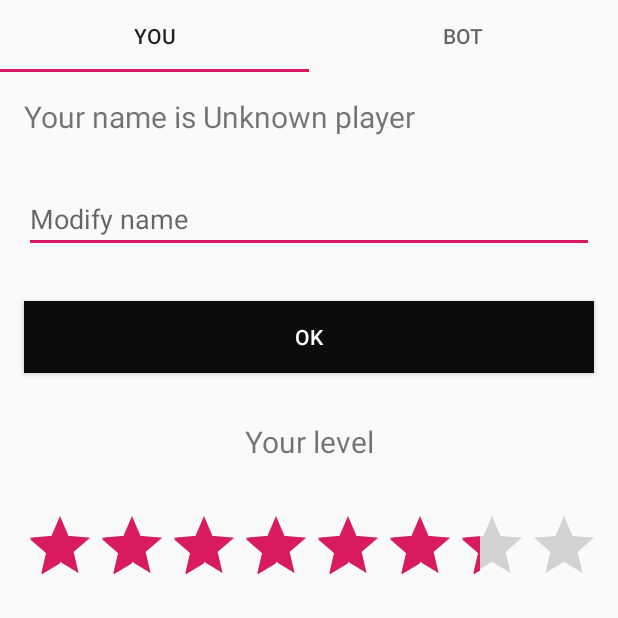
After one commit to maksimovamaris/MyChess, an Android app: the fragment PlayerContainer shown on its own in the app's theme, on a phone screen of 412 x 824 dp, the top half of it. The commit adds this screen. Run offline under Robolectric (Android 15) with nearby library versions, the phone set to English and light mode, and no system bars; our stand-ins replace Room's generated code; 2 statements that could not run were skipped.

Commit message:
добавлен выбор уровней для бота

```diff
--- a/app/src/main/java/com/maksimovamaris/chess/MainActivity.java
+++ b/app/src/main/java/com/maksimovamaris/chess/MainActivity.java
@@ -27,6 +27,7 @@ import com.google.android.material.navigation.NavigationView;
 
 import com.maksimovamaris.chess.preferences.PreferencesActivity;
 import com.maksimovamaris.chess.presenter.AddGameView;
+import com.maksimovamaris.chess.presenter.BotView;
 import com.maksimovamaris.chess.presenter.RestoreGameView;
 import com.maksimovamaris.chess.view.game.GameActivity;
 import com.maksimovamaris.chess.view.game.GameStartDialog;
@@ -34,7 +35,7 @@ import com.maksimovamaris.chess.view.game.GameStartDialog;
 
 import java.util.Date;
 
-public class MainActivity extends AppCompatActivity implements AddGameView, RestoreGameView {
+public class MainActivity extends AppCompatActivity implements AddGameView, RestoreGameView, BotView {
     private AppBarConfiguration mAppBarConfiguration;
     private GameStartDialog gameStartDialog;
     private FloatingActionButton addGameBut;
@@ -149,4 +150,30 @@ public class MainActivity extends AppCompatActivity implements AddGameView, Rest
         intent.putExtra(getString(R.string.recycler_bot), bot);
         startActivity(intent);
     }
+
+    @Override
+    public void onLevelAdded(String level) {
+        Toast.makeText(getApplicationContext(), "Bot level changed!", Toast.LENGTH_SHORT).show();
+//        botImage.setBackgroundResource(presenter.imageForBotLevel(level));
+
+//        public int imageForBotLevel(String level) {
+//            if (getArrayIndex(level) == 0)
+//                return R.drawable.bot_random;
+//            else if (getArrayIndex(level) == 1)
+//                return R.drawable.bot_fast_and_stupid;
+//            else
+//                return R.drawable.bot_thoughtful;
+//        }
+
+
+//        String[] array = getResources().getStringArray(R.array.bot_levels);
+//        completely bot_random
+//        if (level.equals(array[0])) {
+//
+//        } else if (level.equals(array[1])) {
+//
+//        } else if (level.equals(array[2])) {
+    }
+
+
 }
--- /dev/null
+++ b/app/src/main/java/com/maksimovamaris/chess/presenter/BotView.java
@@ -0,0 +1,5 @@
+package com.maksimovamaris.chess.presenter;
+
+public interface BotView {
+    void onLevelAdded(String level);
+}
--- a/app/src/main/java/com/maksimovamaris/chess/presenter/GamePresenter.java
+++ b/app/src/main/java/com/maksimovamaris/chess/presenter/GamePresenter.java
@@ -30,6 +30,7 @@ public class GamePresenter {
         editor.putString(context.getString(R.string.pref_key_botlevel), level);
         editor.apply();
         botView.onLevelAdded(level);
+//        botImage.setBackgroundResource(presenter.imageForBotLevel(level));
 
 //        addGameView.onComplete("Bot level changed!");
 //        botView.onLevelAdded;
--- /dev/null
+++ b/app/src/main/java/com/maksimovamaris/chess/view/players/BotPlayerFragment.java
@@ -0,0 +1,88 @@
+package com.maksimovamaris.chess.view.players;
+
+import android.content.Context;
+import android.os.Bundle;
+import android.util.Log;
+import android.view.LayoutInflater;
+import android.view.View;
+import android.view.ViewGroup;
+import android.widget.AdapterView;
+import android.widget.ArrayAdapter;
+import android.widget.Button;
+import android.widget.ImageView;
+import android.widget.Spinner;
+import android.widget.TextView;
+import android.widget.Toast;
+
+import androidx.annotation.NonNull;
+
+import com.maksimovamaris.chess.R;
+import com.maksimovamaris.chess.presenter.BotView;
+import com.maksimovamaris.chess.presenter.GamePresenter;
+import com.maksimovamaris.chess.presenter.GamePresenterHolder;
+
+public class BotPlayerFragment extends PlayerContainer{
+    private Spinner botSpinner;
+    private String level;
+    private GamePresenter presenter;
+    private BotView botView;
+    private Button bot_apply_button;
+    private TextView botDescr;
+    private ImageView botImage;
+
+    @Override
+    public void onAttach(@NonNull Context context) {
+        super.onAttach(context);
+        if (context instanceof BotView) {
+            botView = (BotView) context;
+        }
+    }
+
+    public static BotPlayerFragment newInstance() {
+        BotPlayerFragment fragment = new BotPlayerFragment();
+        return fragment;
+    }
+
+    @Override
+    public View onCreateView(@NonNull LayoutInflater inflater, ViewGroup container,
+                             Bundle savedInstanceState) {
+        View view = inflater.inflate(R.layout.tab_bot, container, false);
+        botDescr=view.findViewById(R.id.bot_text);
+        botImage=view.findViewById(R.id.bot_image);
+        presenter = ((GamePresenterHolder) (getContext().getApplicationContext())).getGamePresenter();
+        presenter.setGameView(addGameView);
+        presenter.setBotView(botView);
+        bot_apply_button = view.findViewById(R.id.bot_apply_button);
+        botSpinner = view.findViewById(R.id.bot_spinner);
+
+        ArrayAdapter<?> adapter =
+                ArrayAdapter.createFromResource(getContext(), R.array.bot_levels, android.R.layout.simple_spinner_item);
+        adapter.setDropDownViewResource(android.R.layout.simple_spinner_dropdown_item);
+
+        botSpinner.setOnItemSelectedListener(new AdapterView.OnItemSelectedListener() {
+            public void onItemSelected(AdapterView<?> parent,
+                                       View itemSelected, int selectedItemPosition, long selectedId) {
+                String[] choose = getResources().getStringArray(R.array.bot_levels);
+                level = choose[selectedItemPosition];
+            }
+            public void onNothingSelected(AdapterView<?> parent)
+            {
+            }
+        });
+
+        bot_apply_button.setOnClickListener(new View.OnClickListener() {
+            @Override
+            public void onClick(View v) {
+                presenter.setBotLevel(level);
+                botImage.setBackgroundResource(presenter.imageForBotLevel(level));
+            }
+        });
+// Вызываем адаптер
+        botSpinner.setAdapter(adapter);
+        botSpinner.setSelection(presenter.getBotLevelArrayItemPos());
+        Log.d("Selected item",""+botSpinner.getSelectedItem());
+        botImage.setBackgroundResource(presenter.imageForBotLevel((String)(botSpinner.getSelectedItem())));
+        return view;
+    }
+
+}
--- /dev/null
+++ b/app/src/main/java/com/maksimovamaris/chess/view/players/HumanPlayerFragment.java
@@ -0,0 +1,54 @@
+package com.maksimovamaris.chess.view.players;
+import android.os.Bundle;
+import android.view.LayoutInflater;
+import android.view.View;
+import android.view.ViewGroup;
+import android.widget.Button;
+import android.widget.EditText;
+import android.widget.TextView;
+
+import androidx.annotation.NonNull;
+
+import com.maksimovamaris.chess.R;
+import com.maksimovamaris.chess.presenter.GamePresenter;
+import com.maksimovamaris.chess.presenter.GamePresenterHolder;
+
+
+public class HumanPlayerFragment extends PlayerContainer {
+    private TextView playerName;
+    private EditText playerEdit;
+    private Button applyButton;
+    private GamePresenter presenter;
+
+    public static HumanPlayerFragment newInstance() {
+        HumanPlayerFragment fragment = new HumanPlayerFragment();
+        return fragment;
+    }
+
+    @Override
+    public View onCreateView(@NonNull LayoutInflater inflater, ViewGroup container,
+                             Bundle savedInstanceState) {
+        View view = inflater.inflate(R.layout.tab_player, container, false);
+
+        presenter = ((GamePresenterHolder) (getContext().getApplicationContext())).getGamePresenter();
+        presenter.setGameView(addGameView);
+
+        playerName = view.findViewById(R.id.apply_player_name);
+        playerName.setText(getResources().getString(R.string.your_name_is) + " " + presenter.getHumanName());
+
+        playerEdit = view.findViewById(R.id.edit_player_name);
+        applyButton = view.findViewById(R.id.player_apply_button);
+        applyButton.setOnClickListener(new View.OnClickListener() {
+            @Override
+            public void onClick(View v) {
+                //удаляем все пробелы в начале и конце
+                String name = playerEdit.getText().toString().trim();
+                presenter.setHumanName(name);
+                playerName.setText(getResources().getString(R.string.your_name_is) + " " + presenter.getHumanName());
+                playerEdit.setText("");
+            }
+        });
+        return view;
+    }
+
+}
--- /dev/null
+++ b/app/src/main/java/com/maksimovamaris/chess/view/players/PlayerAdapter.java
@@ -0,0 +1,40 @@
+package com.maksimovamaris.chess.view.players;
+
+import androidx.annotation.NonNull;
+import androidx.fragment.app.Fragment;
+import androidx.fragment.app.FragmentManager;
+import androidx.fragment.app.FragmentStatePagerAdapter;
+
+
+public class PlayerAdapter extends FragmentStatePagerAdapter {
+    final int PAGE_COUNT = 2;
+    private String tabTitles[] = new String[]{"YOU", "BOT"};
+
+
+
+    public PlayerAdapter(@NonNull FragmentManager fm, int behavior) {
+        super(fm, behavior);
+    }
+
+    @Override
+    public int getCount() {
+        return PAGE_COUNT;
+    }
+
+    @Override
+    public Fragment getItem(int position) {
+        if (position == 0)
+            return HumanPlayerFragment.newInstance();
+        else
+            return BotPlayerFragment.newInstance();
+    }
+
+
+    @Override
+    public CharSequence getPageTitle(int position) {
+        // генерируем заголовок в зависимости от позиции
+        return tabTitles[position];
+    }
+
+
+}
--- /dev/null
+++ b/app/src/main/java/com/maksimovamaris/chess/view/players/PlayerContainer.java
@@ -0,0 +1,56 @@
+package com.maksimovamaris.chess.view.players;
+
+import android.content.Context;
+import android.os.Bundle;
+import android.view.LayoutInflater;
+import android.view.View;
+import android.view.ViewGroup;
+
+import androidx.annotation.NonNull;
+import androidx.fragment.app.Fragment;
+import androidx.viewpager.widget.ViewPager;
+
+import com.google.android.material.appbar.AppBarLayout;
+import com.google.android.material.tabs.TabLayout;
+import com.maksimovamaris.chess.R;
+import com.maksimovamaris.chess.presenter.AddGameView;
+
+public class PlayerContainer extends Fragment {
+    private PlayerAdapter playerAdapter;
+    private ViewPager viewPager;
+    private TabLayout tabLayout;
+    private AppBarLayout appBarLayout;
+    protected AddGameView addGameView;
+
+    @Override
+    public void onAttach(@NonNull Context context) {
+        super.onAttach(context);
+        if (context instanceof AddGameView) {
+            addGameView = (AddGameView) context;
+        } else {
+            addGameView = (AddGameView) getParentFragment();
+        }
+    }
+
+    @Override
+    public View onCreateView(@NonNull LayoutInflater inflater, ViewGroup container,
+                             Bundle savedInstanceState) {
+        playerAdapter = new PlayerAdapter(getChildFragmentManager(), 1);
+        playerAdapter.notifyDataSetChanged();
+        View view = inflater.inflate(R.layout.fragment_players, container, false);
+        viewPager = view.findViewById(R.id.playerViewPager);
+        tabLayout = view.findViewById(R.id.playerTabLayout);
+        appBarLayout = getActivity().findViewById(R.id.app_bar_layout);
+        viewPager.setAdapter(playerAdapter);
+        tabLayout.setupWithViewPager(viewPager);
+
+        appBarLayout.setExpanded(false);
+        return view;
+    }
+
+    @Override
+    public void onResume() {
+        super.onResume();
+    }
+
+}
--- /dev/null
+++ b/app/src/main/res/drawable/bot_fast_and_stupid.xml
@@ -0,0 +1,5 @@
+<vector android:height="24dp" android:tint="#000000"
+    android:viewportHeight="24.0" android:viewportWidth="24.0"
+    android:width="24dp" xmlns:android="http://schemas.android.com/apk/res/android">
+    <path android:fillColor="#FF000000" android:pathData="M6,18c0,0.55 0.45,1 1,1h1v3.5c0,0.83 0.67,1.5 1.5,1.5s1.5,-0.67 1.5,-1.5L11,19h2v3.5c0,0.83 0.67,1.5 1.5,1.5s1.5,-0.67 1.5,-1.5L16,19h1c0.55,0 1,-0.45 1,-1L18,8L6,8v10zM3.5,8C2.67,8 2,8.67 2,9.5v7c0,0.83 0.67,1.5 1.5,1.5S5,17.33 5,16.5v-7C5,8.67 4.33,8 3.5,8zM20.5,8c-0.83,0 -1.5,0.67 -1.5,1.5v7c0,0.83 0.67,1.5 1.5,1.5s1.5,-0.67 1.5,-1.5v-7c0,-0.83 -0.67,-1.5 -1.5,-1.5zM15.53,2.16l1.3,-1.3c0.2,-0.2 0.2,-0.51 0,-0.71 -0.2,-0.2 -0.51,-0.2 -0.71,0l-1.48,1.48C13.85,1.23 12.95,1 12,1c-0.96,0 -1.86,0.23 -2.66,0.63L7.85,0.15c-0.2,-0.2 -0.51,-0.2 -0.71,0 -0.2,0.2 -0.2,0.51 0,0.71l1.31,1.31C6.97,3.26 6,5.01 6,7h12c0,-1.99 -0.97,-3.75 -2.47,-4.84zM10,5L9,5L9,4h1v1zM15,5h-1L14,4h1v1z"/>
+</vector>
--- /dev/null
+++ b/app/src/main/res/drawable/ic_player.xml
@@ -0,0 +1,5 @@
+<vector android:height="24dp" android:tint="#FFFFFF"
+    android:viewportHeight="24.0" android:viewportWidth="24.0"
+    android:width="24dp" xmlns:android="http://schemas.android.com/apk/res/android">
+    <path android:fillColor="#FF000000" android:pathData="M12,2C6.48,2 2,6.48 2,12s4.48,10 10,10 10,-4.48 10,-10S17.52,2 12,2zM12,5c1.66,0 3,1.34 3,3s-1.34,3 -3,3 -3,-1.34 -3,-3 1.34,-3 3,-3zM12,19.2c-2.5,0 -4.71,-1.28 -6,-3.22 0.03,-1.99 4,-3.08 6,-3.08 1.99,0 5.97,1.09 6,3.08 -1.29,1.94 -3.5,3.22 -6,3.22z"/>
+</vector>
--- /dev/null
+++ b/app/src/main/res/layout/fragment_players.xml
@@ -0,0 +1,15 @@
+<LinearLayout xmlns:android="http://schemas.android.com/apk/res/android"
+    android:layout_width="match_parent"
+    android:layout_height="match_parent"
+    android:orientation="vertical">
+
+    <com.google.android.material.tabs.TabLayout
+        android:id="@+id/playerTabLayout"
+        android:layout_width="match_parent"
+        android:layout_height="wrap_content" />
+
+    <androidx.viewpager.widget.ViewPager
+        android:id="@+id/playerViewPager"
+        android:layout_width="match_parent"
+        android:layout_height="match_parent" />
+</LinearLayout>
--- /dev/null
+++ b/app/src/main/res/layout/tab_bot.xml
@@ -0,0 +1,36 @@
+<?xml version="1.0" encoding="utf-8"?>
+<LinearLayout xmlns:android="http://schemas.android.com/apk/res/android"
+    android:orientation="vertical" android:layout_width="match_parent"
+    android:layout_height="match_parent">
+
+    <ImageView
+        android:id="@+id/bot_image"
+        android:layout_width="175dp"
+        android:layout_height="175dp"
+        android:layout_gravity="center"
+        android:layout_margin="@dimen/default_margin"
+        android:background="@drawable/bot_fast_and_stupid"/>
+
+    <TextView
+        android:id="@+id/bot_text"
+        android:layout_width="match_parent"
+        android:layout_height="wrap_content"
+        android:text="@string/bot_sign"
+        android:layout_margin="@dimen/default_margin"
+        />
+
+    <Spinner
+        android:id="@+id/bot_spinner"
+        android:layout_width="match_parent"
+        android:layout_height="wrap_content"
+        android:layout_margin="@dimen/default_margin"/>
+
+    <Button
+        android:id="@+id/bot_apply_button"
+        android:layout_width="match_parent"
+        android:layout_height="wrap_content"
+        android:layout_margin="@dimen/default_margin"
+        android:background="@color/colorPrimaryDark"
+        android:textColor="@color/colorWhite"
+        android:text="@string/ok" />
+</LinearLayout>
--- /dev/null
+++ b/app/src/main/res/layout/tab_player.xml
@@ -0,0 +1,46 @@
+<?xml version="1.0" encoding="utf-8"?>
+<LinearLayout xmlns:android="http://schemas.android.com/apk/res/android"
+    android:layout_width="match_parent"
+    android:layout_height="match_parent"
+    android:orientation="vertical">
+<TextView
+    android:id="@+id/apply_player_name"
+    android:layout_width="match_parent"
+    android:layout_height="wrap_content"
+    android:layout_margin="@dimen/default_margin"
+    android:text="@string/your_name_is"
+    android:textSize="@dimen/small_text"
+    />
+
+    <EditText
+        android:id="@+id/edit_player_name"
+        android:layout_width="match_parent"
+        android:layout_height="wrap_content"
+        android:layout_margin="@dimen/default_margin"
+        android:hint="@string/edit_player_name_hint" />
+
+    <Button
+        android:id="@+id/player_apply_button"
+        android:layout_width="match_parent"
+        android:layout_height="wrap_content"
+        android:layout_margin="@dimen/default_margin"
+        android:background="@color/colorPrimaryDark"
+        android:textColor="@color/colorWhite"
+        android:text="@string/ok" />
+
+    <TextView
+        android:layout_width="match_parent"
+        android:layout_height="wrap_content"
+        android:layout_margin="@dimen/default_margin"
+        android:text="@string/level"
+        android:textSize="@dimen/small_text"
+        android:textAlignment="center"/>
+
+    <RatingBar
+        android:layout_width="match_parent"
+        android:layout_height="wrap_content"
+        android:layout_margin="@dimen/default_margin"
+        android:rating="4"
+        />
+
+</LinearLayout>
--- a/app/src/main/res/values/strings.xml
+++ b/app/src/main/res/values/strings.xml
@@ -95,6 +95,7 @@
     <string name="error_empty">is empty</string>
     <string name="pref_key_botlevel">BOTLEVEL</string>
     <string name="level_random">RANDOM</string>
+    <string name="bot_sign">BOT</string>
 
 
 </resources>
```
Also changed, not shown: app/src/main/res/drawable/bot_random.png (added), app/src/main/res/drawable/bot_thoughtful.png (added).
